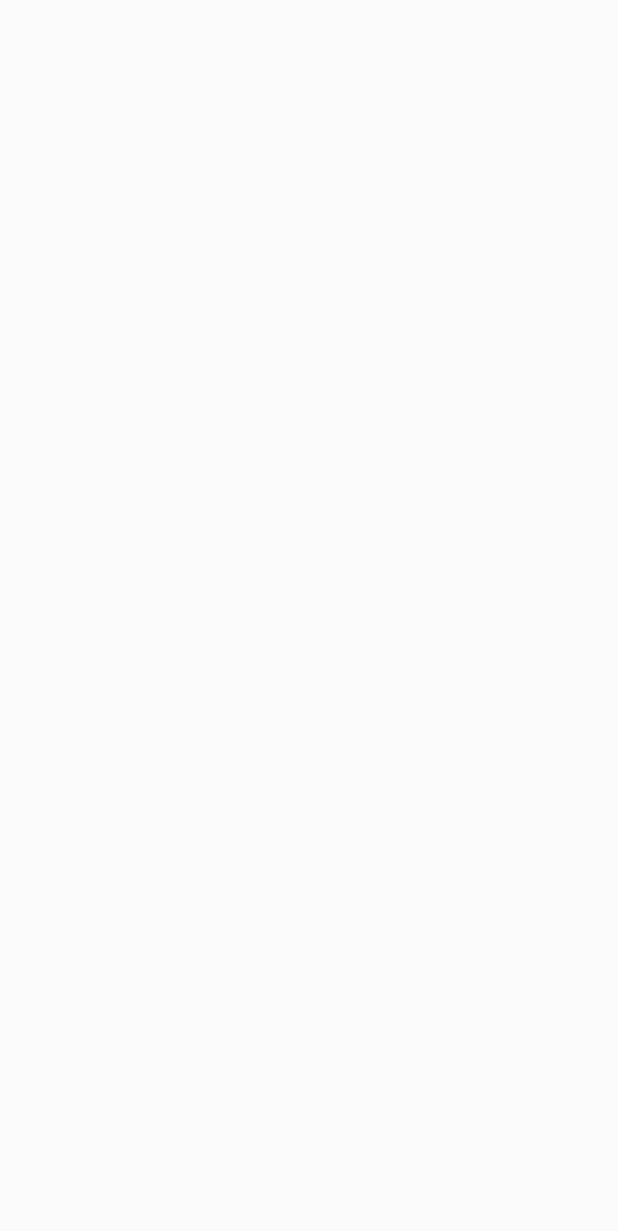
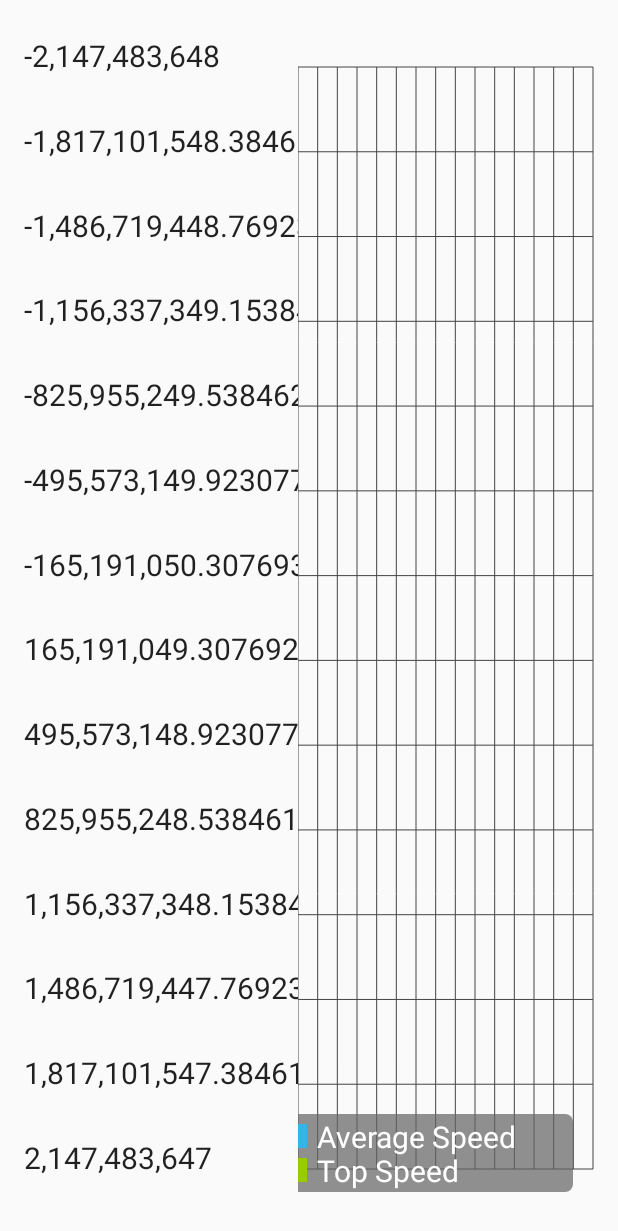
Before and after one commit to brentn/StenoSpeed, an Android app: the ProgressActivity screen opened directly, with no data from a screen before it, on a phone screen of 412 x 824 dp. Before the commit the part shown is empty. Shown: the top 1231 px of the screen. Run offline under Robolectric (Android 15) with nearby library versions, the phone set to English and light mode, and no system bars.

Commit message:
Graph now working

```diff
--- a/StenoSpeed/build.gradle
+++ b/StenoSpeed/build.gradle
@@ -20,4 +20,5 @@ android {
 
 dependencies {
     compile 'com.android.support:appcompat-v7:+'
+    compile files('libs/GraphView-3.1.1.jar')
 }
--- a/StenoSpeed/src/main/AndroidManifest.xml
+++ b/StenoSpeed/src/main/AndroidManifest.xml
@@ -1,10 +1,12 @@
 <?xml version="1.0" encoding="utf-8"?>
 <manifest xmlns:android="http://schemas.android.com/apk/res/android"
-    package="com.brentandjody.stenospeed" >
+    package="com.brentandjody.stenospeed"
+    android:versionCode="2"
+    android:versionName="1.00">
 
     <application
         android:allowBackup="true"
-        android:debuggable="true"
+        android:debuggable="false"
         android:icon="@drawable/ic_launcher"
         android:label="@string/app_name"
         android:theme="@style/AppTheme" >
--- a/StenoSpeed/src/main/java/com/brentandjody/stenospeed/Database.java
+++ b/StenoSpeed/src/main/java/com/brentandjody/stenospeed/Database.java
@@ -1,6 +1,7 @@
 package com.brentandjody.stenospeed;
 
 import android.content.Context;
+import android.database.Cursor;
 import android.database.sqlite.SQLiteDatabase;
 import android.database.sqlite.SQLiteOpenHelper;
 
@@ -38,4 +39,12 @@ public class Database extends SQLiteOpenHelper {
         db.execSQL("DROP TABLE IF EXISTS "+TABLE_RECORDS);
         onCreate(db);
     }
+
+    public Cursor getAllData() {
+        SQLiteDatabase db = getReadableDatabase();
+        Cursor result = db.rawQuery("SELECT "+ COL_DATE + "," + COL_DUR + "," + COL_WORDS + "," + COL_SPEED
+                + " FROM " + TABLE_RECORDS + " ORDER BY " + COL_DATE + ";", null);
+        return result;
+    }
+
 }
--- a/StenoSpeed/src/main/java/com/brentandjody/stenospeed/ProgressActivity.java
+++ b/StenoSpeed/src/main/java/com/brentandjody/stenospeed/ProgressActivity.java
@@ -2,7 +2,16 @@ package com.brentandjody.stenospeed;
 
 import android.app.Activity;
 
+import android.database.Cursor;
+import android.database.sqlite.SQLiteDatabase;
+import android.graphics.Color;
 import android.os.Bundle;
+import android.widget.LinearLayout;
+
+import com.jjoe64.graphview.GraphView;
+import com.jjoe64.graphview.GraphViewSeries;
+import com.jjoe64.graphview.GraphView.GraphViewData;
+import com.jjoe64.graphview.LineGraphView;
 
 public class ProgressActivity extends Activity {
 
@@ -10,6 +19,42 @@ public class ProgressActivity extends Activity {
     protected void onCreate(Bundle savedInstanceState) {
         super.onCreate(savedInstanceState);
         setContentView(R.layout.activity_progress);
+        LinearLayout layout = (LinearLayout) findViewById(R.id.graph_area);
+        GraphView graphView = getData();
+        layout.addView(graphView);
+    }
+
+    private GraphView getData() {
+        int day, words, minutes, avg, max;
+        Database db = new Database(this);
+        Cursor c = db.getAllData();
+        int first_day = 0;
+        int i=0;
+        GraphViewData[] avgSpeedData = new GraphViewData[c.getCount()];
+        GraphViewData[] maxSpeedData = new GraphViewData[c.getCount()];
+        while (c.moveToNext()) {
+            day = c.getInt(0);
+            minutes = c.getInt(1);
+            words = c.getInt(2);
+            max = c.getInt(3);
+            if (first_day==0) first_day=day;
+            avg = Math.round(words/minutes);
+            avgSpeedData[i] = new GraphViewData(day-first_day, avg);
+            maxSpeedData[i] = new GraphViewData(day-first_day, max);
+            i++;
+        }
+        db.close();
+        GraphView graphView = new LineGraphView(this, "Progress over time");
+        GraphViewSeries.GraphViewSeriesStyle avgStyle = new GraphViewSeries.GraphViewSeriesStyle(Color.parseColor("#33B5E5"), 2);
+        GraphViewSeries.GraphViewSeriesStyle maxStyle = new GraphViewSeries.GraphViewSeriesStyle(Color.parseColor("#99cc00"), 2);
+        graphView.addSeries(new GraphViewSeries("Average Speed", avgStyle ,avgSpeedData));
+        graphView.addSeries(new GraphViewSeries("Top Speed", maxStyle , maxSpeedData));
+        graphView.setScalable(true);
+        graphView.setShowLegend(true);
+        graphView.setLegendAlign(GraphView.LegendAlign.BOTTOM);
+        graphView.getGraphViewStyle().setLegendWidth(300);
+        graphView.getGraphViewStyle().setHorizontalLabelsColor(Color.argb(0,0,0,0));
+        return graphView;
     }
 
 }
--- a/StenoSpeed/src/main/res/layout/activity_progress.xml
+++ b/StenoSpeed/src/main/res/layout/activity_progress.xml
@@ -9,18 +9,8 @@
     tools:context="com.brentandjody.stenospeed.ProgressActivity$PlaceholderFragment">
 
 
-    <HorizontalScrollView
-        android:layout_width="wrap_content"
-        android:layout_height="wrap_content"
-        android:id="@+id/horizontalScrollView"
-        android:layout_alignParentTop="true"
-        android:layout_alignParentLeft="true"
-        android:layout_alignParentStart="true"
-        android:layout_marginLeft="81dp"
-        android:layout_marginTop="101dp" />
-
     <LinearLayout
-        android:orientation="horizontal"
+        android:orientation="vertical"
         android:layout_width="fill_parent"
         android:layout_height="fill_parent"
         android:layout_alignParentTop="true"
```
Also changed, not shown: StenoSpeed/libs/GraphView-3.1.1.jar (added), build.gradle (line endings or trailing spaces), 1 other file.
